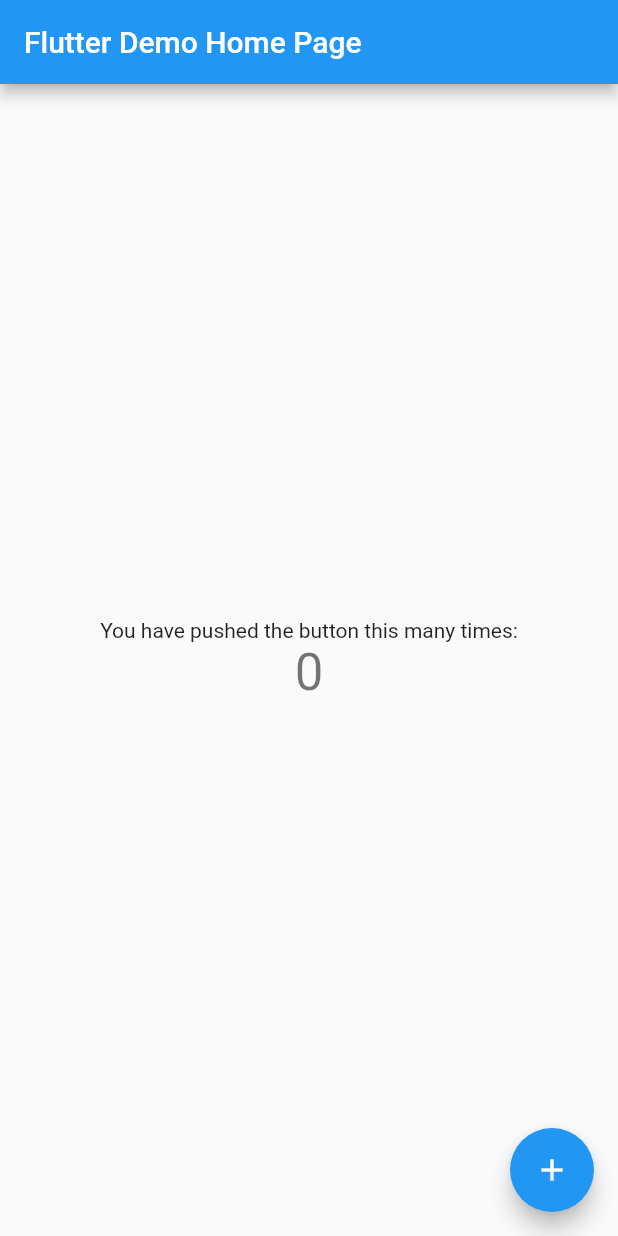
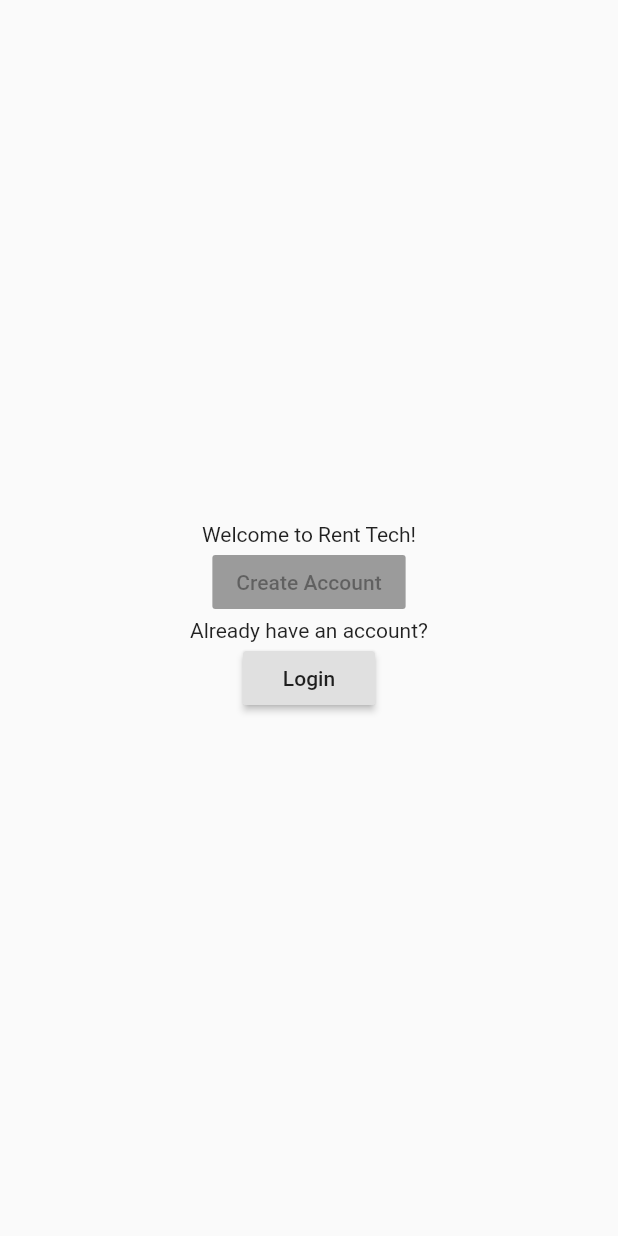
Before and after one commit to crzaratech/rent_tech_app, a Flutter app: the screen it shows after launch, on a phone screen of 412 x 824 dp. Run offline on Flutter 3.47's test engine with Material 2 defaults, Android fonts, the light colour scheme and no system bars.

```diff
--- /dev/null
+++ b/lib/InitialScreens/splash_screen.dart
@@ -0,0 +1,36 @@
+import 'package:flutter/material.dart';
+import 'package:rent_tech/utils/route_generator.dart';
+//splash screen to either create account or log In
+class SplashScreen extends StatefulWidget {
+  @override
+  _SplashScreenState createState() => _SplashScreenState();
+}
+
+class _SplashScreenState extends State<SplashScreen> {
+  @override
+  Widget build(BuildContext context) {
+    return Scaffold(
+      body: Center(
+        child: Column(
+          mainAxisAlignment: MainAxisAlignment.center,
+          children: [
+            Text("Welcome to Rent Tech!"),
+            RaisedButton(
+                child: Text('Create Account'),
+                onPressed: null),
+            Text('Already have an account?'),
+            RaisedButton(
+                child: Text('Login'),
+                onPressed: (){
+                  Navigator.of(context).pushNamed('/login');
+                }
+            ),
+
+          ],
+        ),
+      ),
+    );
+
+
+  }
+}
--- /dev/null
+++ b/lib/UI/appthemedata.dart
@@ -0,0 +1,9 @@
+import 'package:flutter/material.dart';
+
+class CustomTheme{
+  static ThemeData get lightTheme {
+    return ThemeData(
+    primaryColor: Colors.blue,
+    );
+}
+}
--- a/lib/main.dart
+++ b/lib/main.dart
@@ -1,115 +1,23 @@
 import 'package:flutter/material.dart';
+import 'package:rent_tech/utils/route_generator.dart';
+import 'package:rent_tech/UI/appthemedata.dart';
 
 void main() {
-  runApp(const MyApp());
+  runApp(MyApp());
 }
 
 class MyApp extends StatelessWidget {
-  const MyApp({Key? key}) : super(key: key);
-
-  // This widget is the root of your application.
   @override
   Widget build(BuildContext context) {
     return MaterialApp(
-      title: 'Flutter Demo',
-      theme: ThemeData(
-        // This is the theme of your application.
-        //
-        // Try running your application with "flutter run". You'll see the
-        // application has a blue toolbar. Then, without quitting the app, try
-        // changing the primarySwatch below to Colors.green and then invoke
-        // "hot reload" (press "r" in the console where you ran "flutter run",
-        // or simply save your changes to "hot reload" in a Flutter IDE).
-        // Notice that the counter didn't reset back to zero; the application
-        // is not restarted.
-        primarySwatch: Colors.blue,
-      ),
-      home: const MyHomePage(title: 'Flutter Demo Home Page'),
+      title: 'Rent Tech',
+
+      theme: CustomTheme.lightTheme,
+
+      initialRoute: '/',
+
+      onGenerateRoute: RouteGenerator.generateRoute,
+
     );
   }
 }
-
-class MyHomePage extends StatefulWidget {
-  const MyHomePage({Key? key, required this.title}) : super(key: key);
-
-  // This widget is the home page of your application. It is stateful, meaning
-  // that it has a State object (defined below) that contains fields that affect
-  // how it looks.
-
-  // This class is the configuration for the state. It holds the values (in this
-  // case the title) provided by the parent (in this case the App widget) and
-  // used by the build method of the State. Fields in a Widget subclass are
-  // always marked "final".
-
-  final String title;
-
-  @override
-  State<MyHomePage> createState() => _MyHomePageState();
-}
-
-class _MyHomePageState extends State<MyHomePage> {
-  int _counter = 0;
-
-  void _incrementCounter() {
-    setState(() {
-      // This call to setState tells the Flutter framework that something has
-      // changed in this State, which causes it to rerun the build method below
-      // so that the display can reflect the updated values. If we changed
-      // _counter without calling setState(), then the build method would not be
-      // called again, and so nothing would appear to happen.
-      _counter++;
-    });
-  }
-
-  @override
-  Widget build(BuildContext context) {
-    // This method is rerun every time setState is called, for instance as done
-    // by the _incrementCounter method above.
-    //
-    // The Flutter framework has been optimized to make rerunning build methods
-    // fast, so that you can just rebuild anything that needs updating rather
-    // than having to individually change instances of widgets.
-    return Scaffold(
-      appBar: AppBar(
-        // Here we take the value from the MyHomePage object that was created by
-        // the App.build method, and use it to set our appbar title.
-        title: Text(widget.title),
-      ),
-      body: Center(
-        // Center is a layout widget. It takes a single child and positions it
-        // in the middle of the parent.
-        child: Column(
-          // Column is also a layout widget. It takes a list of children and
-          // arranges them vertically. By default, it sizes itself to fit its
-          // children horizontally, and tries to be as tall as its parent.
-          //
-          // Invoke "debug painting" (press "p" in the console, choose the
-          // "Toggle Debug Paint" action from the Flutter Inspector in Android
-          // Studio, or the "Toggle Debug Paint" command in Visual Studio Code)
-          // to see the wireframe for each widget.
-          //
-          // Column has various properties to control how it sizes itself and
-          // how it positions its children. Here we use mainAxisAlignment to
-          // center the children vertically; the main axis here is the vertical
-          // axis because Columns are vertical (the cross axis would be
-          // horizontal).
-          mainAxisAlignment: MainAxisAlignment.center,
-          children: <Widget>[
-            const Text(
-              'You have pushed the button this many times:',
-            ),
-            Text(
-              '$_counter',
-              style: Theme.of(context).textTheme.headline4,
-            ),
-          ],
-        ),
-      ),
-      floatingActionButton: FloatingActionButton(
-        onPressed: _incrementCounter,
-        tooltip: 'Increment',
-        child: const Icon(Icons.add),
-      ), // This trailing comma makes auto-formatting nicer for build methods.
-    );
-  }
-}
--- /dev/null
+++ b/lib/utils/route_generator.dart
@@ -0,0 +1,37 @@
+
+import 'package:flutter/material.dart';
+import 'package:rent_tech/InitialScreens/splash_screen.dart';
+import 'package:rent_tech/main.dart';
+import 'package:rent_tech/InitialScreens/login_screen.dart';
+
+class RouteGenerator {
+  static Route<dynamic> generateRoute(RouteSettings data){
+    final args = data.arguments;
+
+    switch(data.name){
+      case '/':
+        return MaterialPageRoute(builder: (_) => SplashScreen());
+      case'/login' :
+        return MaterialPageRoute(builder: (_) => LoginScreen());
+
+        default:
+          return _errorRoute();
+
+        }
+    }
+
+  static Route <dynamic> _errorRoute() {
+    return MaterialPageRoute(builder: (_) {
+      return Scaffold(
+        appBar: AppBar(
+          title: Text('Error'),
+        ),
+        body: const Center(
+          child: Text('Error'),
+        ),
+      );
+    });
+  }
+
+
+}
```
Also changed, not shown: lib/InitialScreens/login_screen.dart (added, +235 -0 lines), 2 other files.
